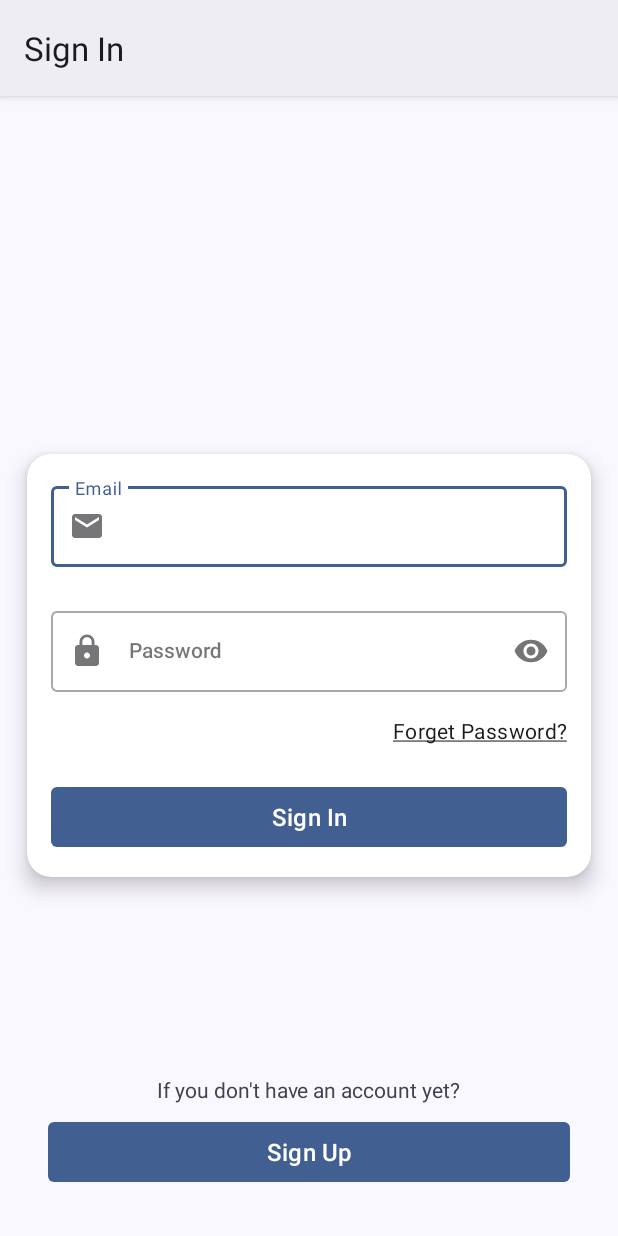
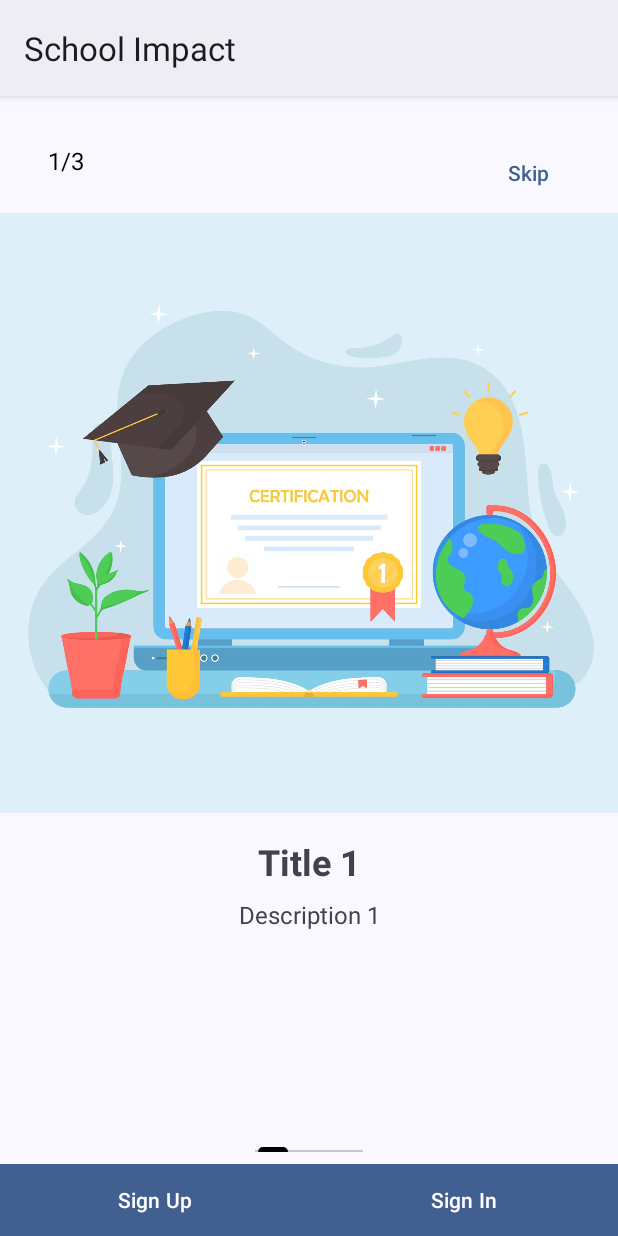
Before and after one commit to School-Impact/SI_Mobile, an Android app: the screen it shows after launch (AuthActivity before the commit, OnboardingActivity after it), on a phone screen of 412 x 824 dp. Run offline under Robolectric (Android 15) with nearby library versions, the phone set to English and light mode, and no system bars; our stand-ins replace Dagger/Hilt's generated code.

Commit message:
setup onboarding

```diff
--- a/app/src/main/java/com/example/schoolimpact/data/model/OnboardingItem.kt
+++ b/app/src/main/java/com/example/schoolimpact/data/model/OnboardingItem.kt
@@ -1,7 +1,7 @@
 package com.example.schoolimpact.data.model
 
 data class OnboardingItem(
-//    val image: Int,
+    val image: Int,
     val title: String,
     val description: String
 )
--- a/app/src/main/java/com/example/schoolimpact/ui/onboarding/OnboardingAdapter.kt
+++ b/app/src/main/java/com/example/schoolimpact/ui/onboarding/OnboardingAdapter.kt
@@ -27,9 +27,9 @@ class OnboardingAdapter :
     ) : RecyclerView.ViewHolder(binding.root) {
         fun bind(onboardingItem: OnboardingItem) {
             binding.apply {
-//                imageOnboarding.setImageResource(onboardingItem.image)
-                textTitle.text = onboardingItem.title
-                textDescription.text = onboardingItem.description
+                ivOnboarding.setImageResource(onboardingItem.image)
+                tvTitle.text = onboardingItem.title
+                tvDescription.text = onboardingItem.description
             }
         }
     }
--- /dev/null
+++ b/app/src/main/java/com/example/schoolimpact/ui/onboarding/OnboardingViewModel.kt
@@ -0,0 +1,29 @@
+package com.example.schoolimpact.ui.onboarding
+
+import androidx.lifecycle.ViewModel
+import com.example.schoolimpact.R
+import com.example.schoolimpact.data.model.OnboardingItem
+import dagger.hilt.android.lifecycle.HiltViewModel
+import kotlinx.coroutines.flow.MutableStateFlow
+import kotlinx.coroutines.flow.asStateFlow
+import javax.inject.Inject
+
+@HiltViewModel
+class OnboardingViewModel @Inject constructor() : ViewModel() {
+
+    val _onboardingItem = MutableStateFlow<List<OnboardingItem>>(emptyList())
+    val onboardingItem = _onboardingItem.asStateFlow()
+
+    init {
+        loadOnboardingItems()
+    }
+
+
+    private fun loadOnboardingItems() {
+        _onboardingItem.value = listOf(
+            OnboardingItem(R.drawable.onboarding_image1, "Title 1", "Description 1"),
+            OnboardingItem(R.drawable.onboarding_image2, "Title 2", "Description 2"),
+            OnboardingItem(R.drawable.onboarding_image3, "Title 3", "Description 3")
+        )
+    }
+}
--- a/app/src/main/res/layout/activity_onboarding.xml
+++ b/app/src/main/res/layout/activity_onboarding.xml
@@ -1,54 +1,86 @@
 <?xml version="1.0" encoding="utf-8"?>
-<RelativeLayout xmlns:android="http://schemas.android.com/apk/res/android"
+<androidx.constraintlayout.widget.ConstraintLayout xmlns:android="http://schemas.android.com/apk/res/android"
     xmlns:app="http://schemas.android.com/apk/res-auto"
     android:layout_width="match_parent"
     android:layout_height="match_parent">
 
+    <TextView
+        android:id="@+id/tv_page_counter"
+        android:layout_width="wrap_content"
+        android:layout_height="wrap_content"
+        android:layout_marginStart="16dp"
+        android:layout_marginTop="16dp"
+        android:padding="16dp"
+        android:text="1/3"
+        android:textColor="#000000"
+        android:textSize="16sp"
+        app:layout_constraintStart_toStartOf="parent"
+        app:layout_constraintTop_toTopOf="parent" />
+
+    <Button
+        android:id="@+id/btn_skip"
+        style="@style/Widget.Material3.Button.TextButton"
+        android:layout_width="wrap_content"
+        android:layout_height="wrap_content"
+        android:layout_marginTop="16dp"
+        android:layout_marginEnd="16dp"
+        android:text="Skip"
+        android:textAllCaps="false"
+        app:layout_constraintBottom_toBottomOf="@+id/tv_page_counter"
+        app:layout_constraintEnd_toEndOf="parent"
+        app:layout_constraintTop_toTopOf="@+id/tv_page_counter" />
+
+
     <androidx.viewpager2.widget.ViewPager2
-        android:id="@+id/viewPager"
-        android:layout_width="match_parent"
-        android:layout_height="match_parent" />
+        android:id="@+id/view_pager"
+        android:layout_width="0dp"
+        android:layout_height="0dp"
+        android:layout_marginTop="8dp"
+        app:layout_constraintBottom_toTopOf="@id/indicator"
+        app:layout_constraintEnd_toEndOf="parent"
+        app:layout_constraintStart_toStartOf="parent"
+        app:layout_constraintTop_toBottomOf="@id/tv_page_counter" />
+
+    <com.google.android.material.tabs.TabLayout
+        android:id="@+id/indicator"
+        android:layout_width="wrap_content"
+        android:layout_height="wrap_content"
+        app:layout_constraintBottom_toTopOf="@id/bottom_navigation"
+        android:layout_marginBottom="8dp"
+        app:layout_constraintEnd_toEndOf="parent"
+        app:layout_constraintStart_toStartOf="parent"
+        app:tabGravity="center"
+        app:tabIndicatorColor="#000000"
+        app:tabSelectedTextColor="#000000"
+        app:tabTextColor="#888888" />
+
 
     <LinearLayout
-        android:id="@+id/layoutDots"
+        android:id="@+id/bottom_navigation"
         android:layout_width="match_parent"
         android:layout_height="wrap_content"
-        android:layout_alignParentBottom="true"
-        android:layout_marginBottom="30dp"
-        android:gravity="center"
-        android:orientation="horizontal" />
-
-
-    <androidx.constraintlayout.widget.ConstraintLayout
-        android:layout_width="match_parent"
-        android:layout_height="wrap_content"
-        android:layout_alignParentBottom="true">
+        android:background="@color/theme_primary"
+        android:orientation="horizontal"
+        app:layout_constraintBottom_toBottomOf="parent">
 
         <Button
-            android:id="@+id/btn_navigate_register"
-            style="@style/Widget.Material3.Button"
+            android:id="@+id/btn_sign_up"
+            style="@style/Widget.Material3.Button.IconButton.Filled"
             android:layout_width="0dp"
             android:layout_height="wrap_content"
-            android:elevation="4dp"
-            app:layout_constraintEnd_toStartOf="@id/btn_navigate_login"
+            android:layout_weight="1"
             android:text="@string/title_sign_up"
-            app:layout_constraintBottom_toBottomOf="parent"
-            android:textSize="16sp"
-            app:cornerRadius="4dp"
-            app:layout_constraintStart_toStartOf="parent" />
+            android:textAllCaps="false"
+            android:textColor="@color/white" />
 
         <Button
-            android:id="@+id/btn_navigate_login"
-            style="@style/Widget.Material3.Button"
+            android:id="@+id/btn_sign_in"
+            style="@style/Widget.Material3.Button.IconButton.Filled"
             android:layout_width="0dp"
             android:layout_height="wrap_content"
-            android:elevation="8dp"
-            app:layout_constraintStart_toEndOf="@id/btn_navigate_register"
+            android:layout_weight="1"
             android:text="@string/title_sign_in"
-            android:textSize="16sp"
-            app:cornerRadius="4dp"
-            app:layout_constraintBottom_toBottomOf="parent"
-            app:layout_constraintEnd_toEndOf="parent"/>
-
-    </androidx.constraintlayout.widget.ConstraintLayout>
-</RelativeLayout>
+            android:textAllCaps="false"
+            android:textColor="@color/white" />
+    </LinearLayout>
+</androidx.constraintlayout.widget.ConstraintLayout>
--- a/app/src/main/res/layout/item_onboarding.xml
+++ b/app/src/main/res/layout/item_onboarding.xml
@@ -1,30 +1,41 @@
-<?xml version="1.0" encoding="utf-8"?>
-<LinearLayout xmlns:android="http://schemas.android.com/apk/res/android"
+<androidx.constraintlayout.widget.ConstraintLayout xmlns:android="http://schemas.android.com/apk/res/android"
+    xmlns:app="http://schemas.android.com/apk/res-auto"
     android:layout_width="match_parent"
-    android:layout_height="match_parent"
-    android:gravity="center"
-    android:orientation="vertical"
-    android:padding="20dp">
+    android:layout_height="match_parent">
 
     <ImageView
-        android:id="@+id/imageOnboarding"
-        android:layout_width="200dp"
-        android:layout_height="200dp" />
+        android:id="@+id/iv_onboarding"
+        android:layout_width="0dp"
+        android:layout_height="400dp"
+        android:contentDescription="Onboarding Image"
+        android:scaleType="centerCrop"
+        android:src="@drawable/onboarding_image1"
+        app:layout_constraintBottom_toTopOf="@id/tvTitle"
+        app:layout_constraintEnd_toEndOf="parent"
+        app:layout_constraintStart_toStartOf="parent"
+        app:layout_constraintTop_toTopOf="parent" />
 
     <TextView
-        android:id="@+id/textTitle"
+        android:id="@+id/tvTitle"
         android:layout_width="wrap_content"
         android:layout_height="wrap_content"
-        android:layout_marginTop="20dp"
-        android:textSize="20sp"
-        android:textStyle="bold" />
+        android:layout_marginTop="16dp"
+        android:text="@string/placeholder_title"
+        android:textSize="24sp"
+        android:textStyle="bold"
+        app:layout_constraintEnd_toEndOf="parent"
+        app:layout_constraintStart_toStartOf="parent"
+        app:layout_constraintTop_toBottomOf="@id/iv_onboarding" />
 
     <TextView
-        android:id="@+id/textDescription"
-        android:layout_width="wrap_content"
+        android:id="@+id/tvDescription"
+        android:layout_width="0dp"
         android:layout_height="wrap_content"
-        android:layout_marginTop="10dp"
+        android:layout_marginTop="8dp"
         android:gravity="center"
-        android:textSize="16sp" />
-
-</LinearLayout>
+        android:text="@string/placeholder_lorem"
+        android:textSize="16sp"
+        app:layout_constraintEnd_toEndOf="parent"
+        app:layout_constraintStart_toStartOf="parent"
+        app:layout_constraintTop_toBottomOf="@id/tvTitle" />
+</androidx.constraintlayout.widget.ConstraintLayout>
--- a/app/src/main/res/values/strings.xml
+++ b/app/src/main/res/values/strings.xml
@@ -43,4 +43,5 @@
     <string name="profile_image">profile image</string>
     <string name="dark_mode">Dark Mode</string>
     <string name="placeholder_program">Program</string>
+    <string name="placeholder_title">Title</string>
 </resources>
```
Also changed, not shown: app/src/main/AndroidManifest.xml (+5 -4 lines), app/src/main/java/com/example/schoolimpact/ui/onboarding/OnboardingActivity.kt (+30 -65 lines), app/src/main/res/drawable/onboarding_image1.jpg (added), app/src/main/res/drawable/onboarding_image2.jpg (added), app/src/main/res/drawable/onboarding_image3.jpg (added).
